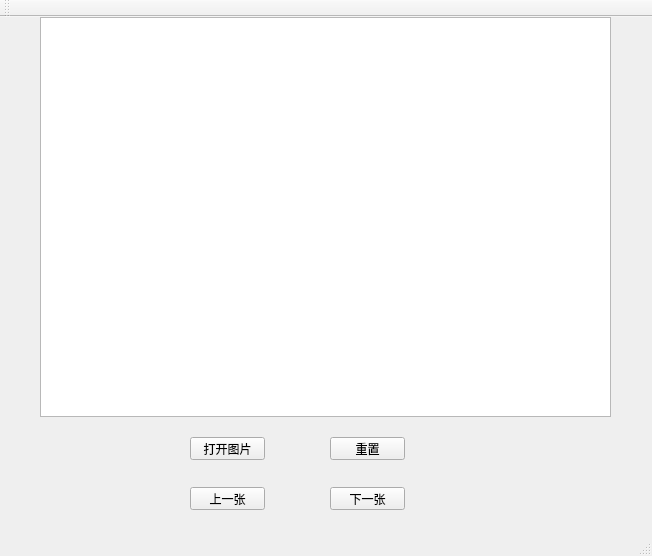
Old version of the form mainwindow.ui in the repository doria0219/ImageViewer.
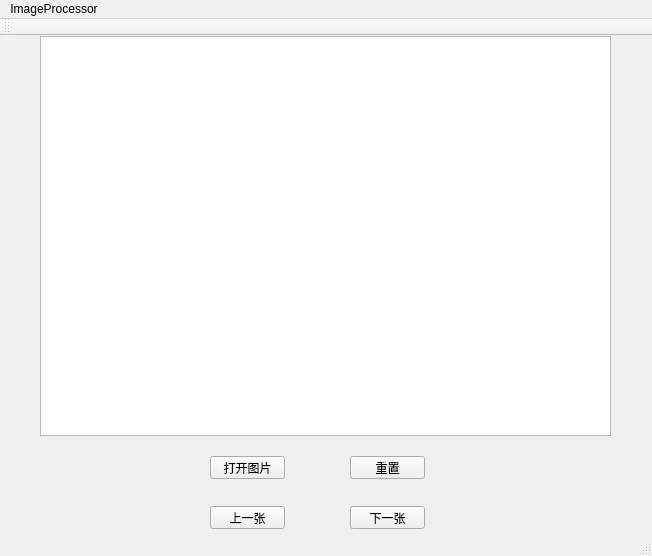
New version of the form.

The edit to the form file:
```diff
--- a/mainwindow.ui
+++ b/mainwindow.ui
@@ -17,7 +17,7 @@
    <widget class="QPushButton" name="btn_open">
     <property name="geometry">
      <rect>
-      <x>190</x>
+      <x>210</x>
       <y>420</y>
       <width>75</width>
       <height>23</height>
@@ -40,7 +40,7 @@
    <widget class="QPushButton" name="btn_last">
     <property name="geometry">
      <rect>
-      <x>190</x>
+      <x>210</x>
       <y>470</y>
       <width>75</width>
       <height>23</height>
@@ -53,7 +53,7 @@
    <widget class="QPushButton" name="btn_next">
     <property name="geometry">
      <rect>
-      <x>330</x>
+      <x>350</x>
       <y>470</y>
       <width>75</width>
       <height>23</height>
@@ -66,7 +66,7 @@
    <widget class="QPushButton" name="btn_reset">
     <property name="geometry">
      <rect>
-      <x>330</x>
+      <x>350</x>
       <y>420</y>
       <width>75</width>
       <height>23</height>
@@ -86,6 +86,15 @@
      <height>22</height>
     </rect>
    </property>
+   <widget class="QMenu" name="menuImageProcessor">
+    <property name="title">
+     <string>ImageProcessor</string>
+    </property>
+    <addaction name="actionrgb2gray"/>
+    <addaction name="actionpixelReverse"/>
+    <addaction name="actionlog_trans"/>
+   </widget>
+   <addaction name="menuImageProcessor"/>
   </widget>
   <widget class="QToolBar" name="mainToolBar">
    <attribute name="toolBarArea">
```
Left out of the diff: 17 changed lines with no effect on the pictures.
